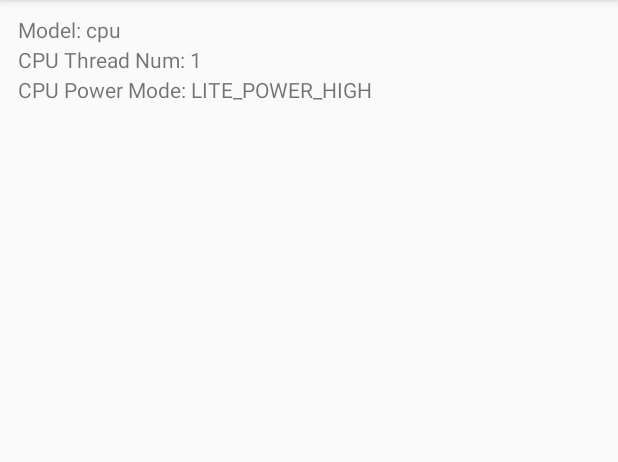
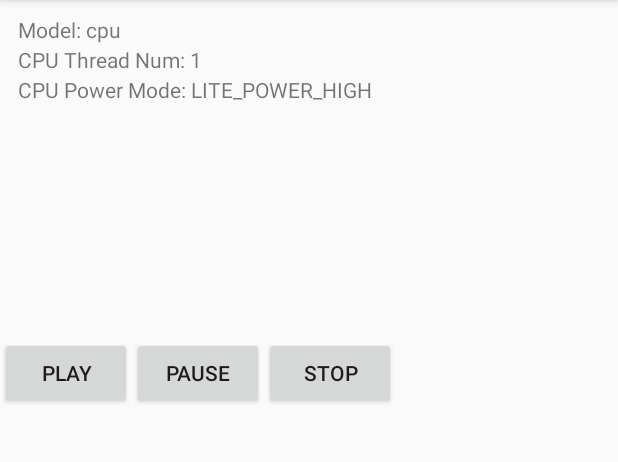
Before and after one commit to yt605155624/TTSAndroid, an Android app: the screen it shows after launch (MainActivity), on a phone screen of 412 x 824 dp, the part 84-546 px from its top. Run offline under Robolectric (Android 15) with nearby library versions, the phone set to English and light mode, and no system bars; libraries missing offline, so code that uses them is left out: com.baidu.paddle; 7 statements that could not run were skipped.

Commit message:
fix layout

```diff
--- a/app/src/main/java/com/baidu/paddle/lite/demo/tts/MainActivity.java
+++ b/app/src/main/java/com/baidu/paddle/lite/demo/tts/MainActivity.java
@@ -201,7 +201,7 @@ public class MainActivity extends AppCompatActivity {
 
     public void onRunModelSuccessed() {
         // Obtain results and update UI
-        tvInferenceTime.setText("Inference time: " + predictor.inferenceTime() + " ms");
+        tvInferenceTime.setText("Inference done！Inference time: " + predictor.inferenceTime() + " ms");
         Log.e(TAG, "保存音频");
         WavWriter writer = new WavWriter();
         try {
--- a/app/src/main/res/layout/activity_main.xml
+++ b/app/src/main/res/layout/activity_main.xml
@@ -29,27 +29,9 @@
                     android:lineSpacingExtra="4dp"
                     android:maxLines="6"
                     android:text=""/>
-
-        </LinearLayout>
-
-        <RelativeLayout
-                android:layout_width="match_parent"
-                android:layout_height="match_parent"
-                android:layout_above="@+id/v_output_info"
-                android:layout_below="@+id/v_input_info">
-
-        </RelativeLayout>
-
-
-        <RelativeLayout
-                android:id="@+id/v_output_info"
-                android:layout_width="wrap_content"
-                android:layout_height="wrap_content"
-                android:layout_alignParentBottom="true"
-                android:layout_centerHorizontal="true">
-
             <TextView
                 android:id="@+id/tv_inference_time"
+                android:layout_below="@+id/v_input_info"
                 android:layout_width="wrap_content"
                 android:layout_height="wrap_content"
                 android:layout_alignParentTop="true"
@@ -58,9 +40,37 @@
                 android:textAlignment="center"
                 android:textStyle="bold"
                 android:layout_margin="5dp"
-                    android:text=""/>
+                android:text=""
+                android:gravity="center_horizontal" />
 
-        </RelativeLayout>
+            <LinearLayout
+                android:layout_width="match_parent"
+                android:layout_height="match_parent"
+                android:layout_below="@+id/tv_inference_time"
+                android:layout_marginTop="100dp">
+
+                <Button
+                    android:id="@+id/play"
+                    android:layout_width="wrap_content"
+                    android:layout_height="wrap_content"
+                    android:text="play"
+                    tools:ignore="DuplicateClickableBoundsCheck" />
+
+                <Button
+                    android:id="@+id/pause"
+                    android:layout_width="wrap_content"
+                    android:layout_height="wrap_content"
+                    android:text="pause" />
+
+                <Button
+                    android:id="@+id/stop"
+                    android:layout_width="wrap_content"
+                    android:layout_height="wrap_content"
+                    android:text="stop" />
+
+            </LinearLayout>
+
+        </LinearLayout>
 
     </RelativeLayout>
 
```
Lines whose indentation alone changed are shown as unchanged.
